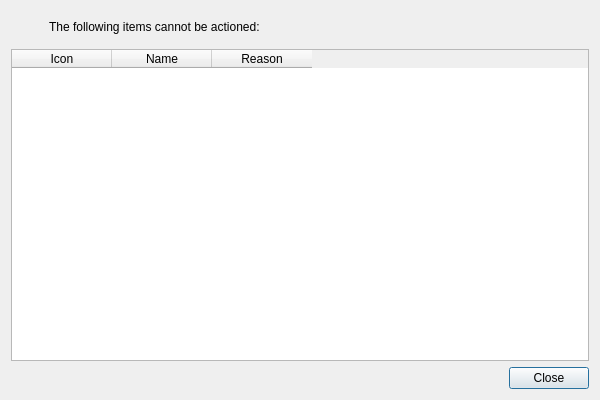
Old version of the form src/xenadmin-ui/dialogs/commanderrordialog.ui in the repository benapetr/XenAdminQt.
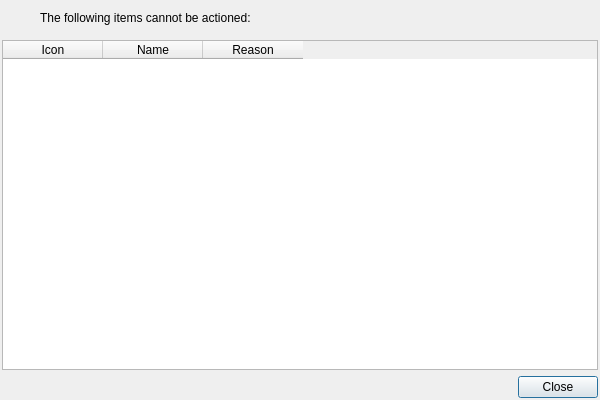
New version of the form.

```diff
--- a/src/xenadmin-ui/dialogs/commanderrordialog.ui
+++ b/src/xenadmin-ui/dialogs/commanderrordialog.ui
@@ -14,6 +14,18 @@
    <string>Error</string>
   </property>
   <layout class="QVBoxLayout" name="verticalLayout">
+   <property name="leftMargin">
+    <number>2</number>
+   </property>
+   <property name="topMargin">
+    <number>2</number>
+   </property>
+   <property name="rightMargin">
+    <number>2</number>
+   </property>
+   <property name="bottomMargin">
+    <number>2</number>
+   </property>
    <item>
     <layout class="QHBoxLayout" name="headerLayout">
      <item>
```
Left out of the diff: 8 changed lines with no effect on the pictures.
